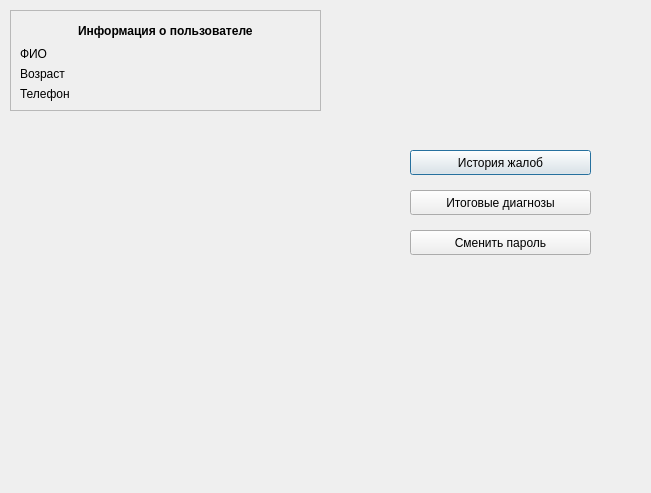
Liorkinn/VeterinarClinic, file src/apps/pacientPanel/patientpanel.ui: the form before one commit.
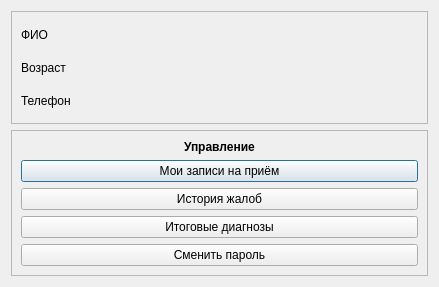
The form after the commit.

The edit to the form file:
```diff
--- a/src/apps/pacientPanel/patientpanel.ui
+++ b/src/apps/pacientPanel/patientpanel.ui
@@ -6,22 +6,16 @@
    <rect>
     <x>0</x>
     <y>0</y>
-    <width>651</width>
-    <height>493</height>
+    <width>439</width>
+    <height>287</height>
    </rect>
   </property>
   <property name="windowTitle">
    <string>Dialog</string>
   </property>
+  <layout class="QVBoxLayout" name="verticalLayout_5">
+   <item>
   <widget class="QFrame" name="frame">
-   <property name="geometry">
-    <rect>
-     <x>10</x>
-     <y>10</y>
-     <width>311</width>
-     <height>101</height>
-    </rect>
-   </property>
    <property name="frameShape">
     <enum>QFrame::StyledPanel</enum>
    </property>
@@ -29,19 +23,6 @@
     <enum>QFrame::Raised</enum>
    </property>
    <layout class="QVBoxLayout" name="verticalLayout_2">
-    <item alignment="Qt::AlignHCenter">
-     <widget class="QLabel" name="label">
-      <property name="font">
-       <font>
-        <weight>75</weight>
-        <bold>true</bold>
-       </font>
-      </property>
-      <property name="text">
-       <string>Информация о пользователе</string>
-      </property>
-     </widget>
-    </item>
     <item>
      <layout class="QVBoxLayout" name="verticalLayout">
       <item>
@@ -69,15 +50,45 @@
     </item>
    </layout>
   </widget>
+   </item>
+   <item>
+    <widget class="QFrame" name="frame_2">
+     <property name="frameShape">
+      <enum>QFrame::StyledPanel</enum>
+     </property>
+     <property name="frameShadow">
+      <enum>QFrame::Raised</enum>
+     </property>
+     <layout class="QVBoxLayout" name="verticalLayout_4">
+      <item alignment="Qt::AlignHCenter">
+       <widget class="QLabel" name="label_2">
+        <property name="font">
+         <font>
+          <weight>75</weight>
+          <bold>true</bold>
+         </font>
+        </property>
+        <property name="text">
+         <string>Управление</string>
+        </property>
+       </widget>
+      </item>
+      <item>
+       <layout class="QVBoxLayout" name="verticalLayout_3">
+        <item>
+         <widget class="QPushButton" name="button_totalAppointments">
+          <property name="font">
+           <font>
+            <pointsize>9</pointsize>
+           </font>
+          </property>
+          <property name="text">
+           <string>Мои записи на приём</string>
+          </property>
+         </widget>
+        </item>
+        <item>
   <widget class="QPushButton" name="button_myAnimals">
-   <property name="geometry">
-    <rect>
-     <x>410</x>
-     <y>150</y>
-     <width>181</width>
-     <height>25</height>
-    </rect>
-   </property>
    <property name="font">
     <font>
      <pointsize>9</pointsize>
@@ -87,15 +98,9 @@
     <string>История жалоб</string>
    </property>
   </widget>
+        </item>
+        <item>
   <widget class="QPushButton" name="button_Diagnos">
-   <property name="geometry">
-    <rect>
-     <x>410</x>
-     <y>190</y>
-     <width>181</width>
-     <height>25</height>
-    </rect>
-   </property>
    <property name="font">
     <font>
      <pointsize>9</pointsize>
@@ -105,15 +110,9 @@
     <string>Итоговые диагнозы</string>
    </property>
   </widget>
+        </item>
+        <item>
   <widget class="QPushButton" name="button_changePassword">
-   <property name="geometry">
-    <rect>
-     <x>410</x>
-     <y>230</y>
-     <width>181</width>
-     <height>25</height>
-    </rect>
-   </property>
    <property name="font">
     <font>
      <pointsize>9</pointsize>
@@ -123,6 +122,13 @@
     <string>Сменить пароль</string>
    </property>
   </widget>
+        </item>
+       </layout>
+      </item>
+     </layout>
+    </widget>
+   </item>
+  </layout>
  </widget>
  <resources/>
  <connections/>
```
Lines whose indentation alone changed are shown as unchanged.
